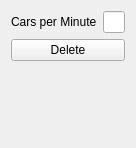
The window that caroption.ui (UmutSahinSE/Ata-Caddesi-Simulator) describes before a commit, drawn with Qt 5.
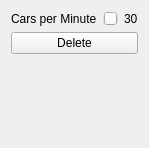
The same window after the commit.

```diff
--- a/caroption.ui
+++ b/caroption.ui
@@ -24,7 +24,18 @@
       </widget>
      </item>
      <item>
-      <widget class="QLineEdit" name="lineEdit"/>
+      <widget class="QSlider" name="horizontalSlider">
+       <property name="orientation">
+        <enum>Qt::Horizontal</enum>
+       </property>
+      </widget>
+     </item>
+     <item>
+      <widget class="QLabel" name="CarsPerMinuteLabel">
+       <property name="text">
+        <string>30</string>
+       </property>
+      </widget>
      </item>
     </layout>
    </item>
```
Left out of the diff: 2 changed lines with no effect on the pictures.
